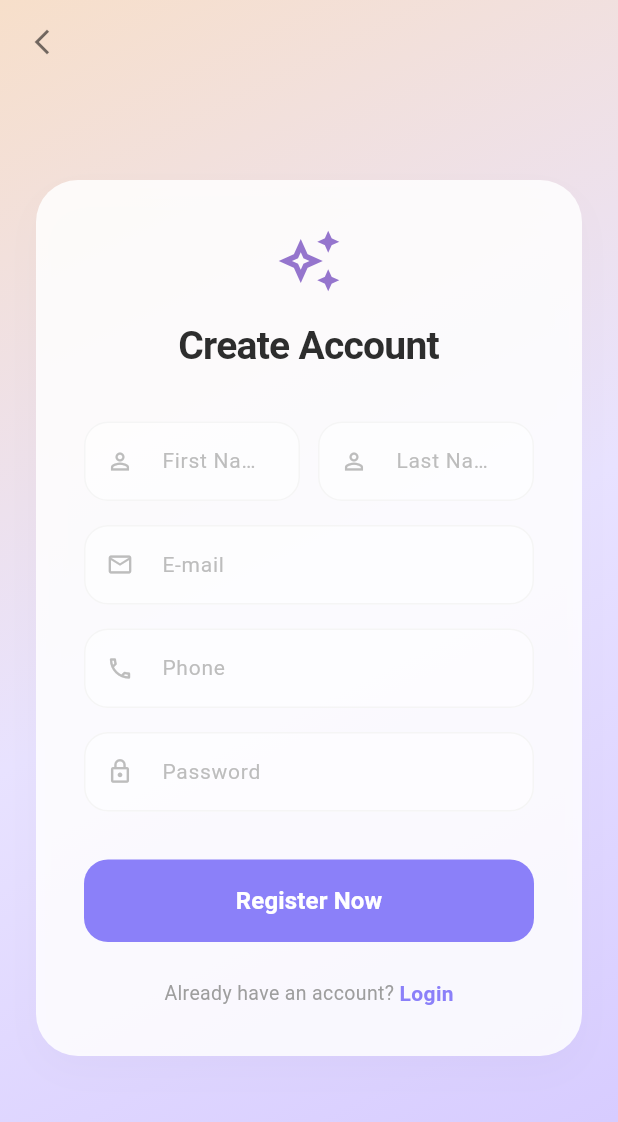
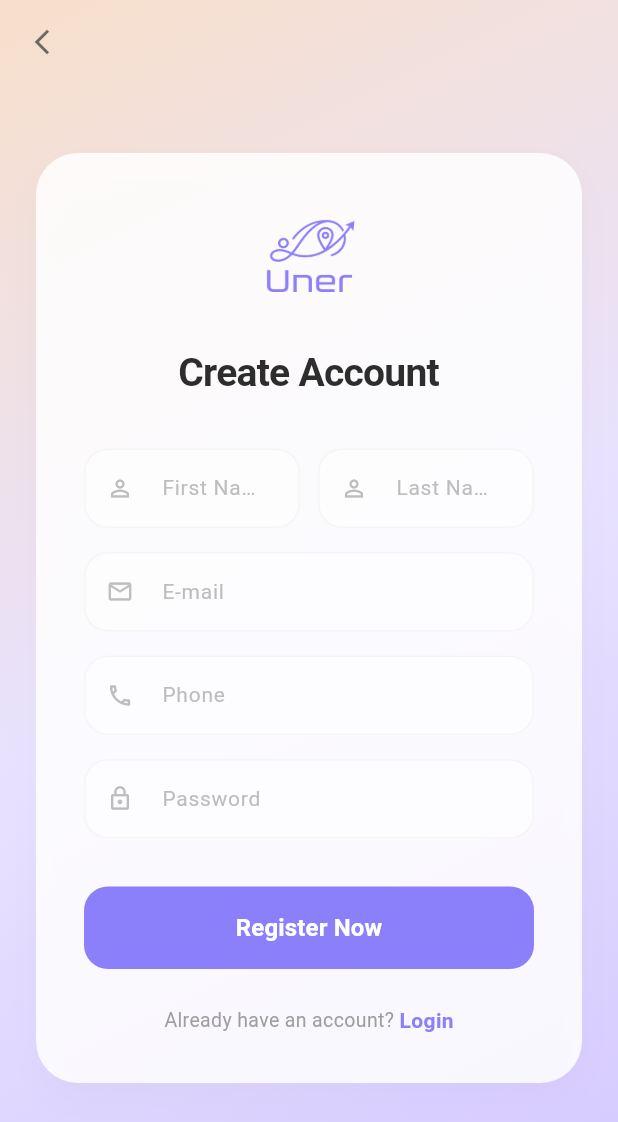
Before and after one commit to Juinuuuuw/VamoNessa, a Flutter app: the screen it shows after launch, after a tap on "Log In", after a tap on "Sign Up", on a phone screen of 412 x 824 dp. Shown: the top 1122 px of the screen. Run offline on Flutter 3.47's test engine with Material 3 defaults, Android fonts, the phone set to English and light mode, and no system bars; our stand-ins replace cloud_firestore, firebase_auth, firebase_core, firebase_storage, image_picker, shared_preferences; accounts and stored records are empty.

Commit message:
Adicionado logo e tela de loading.

```diff
--- a/lib/main.dart
+++ b/lib/main.dart
@@ -8,6 +8,7 @@ import 'screens/create_event_screen.dart';
 import 'screens/event_details_screen.dart';
 import 'screens/profile_screen.dart';
 import 'screens/join_event_screen.dart';
+import 'screens/loading_screen.dart';
 import 'services/accessibility_settings.dart';
 import 'firebase_options.dart';
 
@@ -21,7 +22,6 @@ void main() async {
 class MyApp extends StatelessWidget {
   const MyApp({super.key});
 
-  // Tema padrão (modo claro com cores pasteis)
   ThemeData _defaultTheme() {
     return ThemeData(
       brightness: Brightness.light,
@@ -55,7 +55,6 @@ class MyApp extends StatelessWidget {
     );
   }
 
-  // Tema de alto contraste
   ThemeData _highContrastTheme() {
     return ThemeData(
       brightness: Brightness.dark,
@@ -124,14 +123,14 @@ class MyApp extends StatelessWidget {
               home: StreamBuilder<User?>(
                 stream: FirebaseAuth.instance.authStateChanges(),
                 builder: (context, snapshot) {
-                  if (snapshot.connectionState == ConnectionState.active) {
-                    final user = snapshot.data;
-                    if (user == null) return const LoginScreen();
-                    return const MainScreen();
+                  if (snapshot.connectionState == ConnectionState.waiting) {
+                    return const LoadingScreen(); // Tela de carregamento inicial
                   }
-                  return const Scaffold(
-                    body: Center(child: CircularProgressIndicator()),
-                  );
+                  final user = snapshot.data;
+                  if (user == null) {
+                    return const LoginScreen();
+                  }
+                  return const MainScreen();
                 },
               ),
               onGenerateRoute: (settings) {
--- /dev/null
+++ b/lib/screens/loading_screen.dart
@@ -0,0 +1,41 @@
+import 'package:flutter/material.dart';
+
+class LoadingScreen extends StatelessWidget {
+  final String? message;
+
+  const LoadingScreen({super.key, this.message});
+
+  @override
+  Widget build(BuildContext context) {
+    return Scaffold(
+      backgroundColor: Colors.white,
+      body: Center(
+        child: Column(
+          mainAxisAlignment: MainAxisAlignment.center,
+          children: [
+            Image.asset(
+              'assets/images/logo_loading.png',
+              width: 120,
+              height: 120,
+            ),
+            const SizedBox(height: 24),
+            if (message != null)
+              Text(
+                message!,
+                style: const TextStyle(
+                  fontSize: 14,
+                  color: Colors.grey,
+                  fontWeight: FontWeight.w500,
+                ),
+              ),
+            const SizedBox(height: 32),
+            const CircularProgressIndicator(
+              valueColor: AlwaysStoppedAnimation<Color>(Color(0xFF8B80F9)),
+              strokeWidth: 3,
+            ),
+          ],
+        ),
+      ),
+    );
+  }
+}
--- a/lib/screens/login_screen.dart
+++ b/lib/screens/login_screen.dart
@@ -3,6 +3,7 @@ import 'package:flutter/material.dart';
 import '../services/auth_service.dart';
 import 'signup_screen.dart';
 import 'main_screen.dart';
+import 'loading_screen.dart';
 
 class LoginScreen extends StatefulWidget {
   const LoginScreen({super.key});
@@ -36,19 +37,44 @@ class _LoginScreenState extends State<LoginScreen> {
       _errorMessage = null;
     });
 
+    // Exibe a tela de carregamento
+    Navigator.push(
+      context,
+      MaterialPageRoute(builder: (context) => const LoadingScreen(message: 'Fazendo login...')),
+    );
+
+    final startTime = DateTime.now();
+
     try {
       final User? user = await _authService.signIn(
         _emailController.text.trim(),
         _passwordController.text,
       );
 
+      // Garante tempo mínimo de 3 segundos
+      final elapsed = DateTime.now().difference(startTime).inMilliseconds;
+      final remaining = 3000 - elapsed;
+      if (remaining > 0) await Future.delayed(Duration(milliseconds: remaining));
+
+      // Remove a tela de loading
+      if (mounted) Navigator.pop(context);
+
       if (user != null && mounted) {
+        // Navega para a MainScreen
         Navigator.pushReplacement(
           context,
           MaterialPageRoute(builder: (context) => const MainScreen()),
         );
+      } else {
+        setState(() => _errorMessage = 'Falha no login.');
       }
     } on FirebaseAuthException catch (e) {
+      final elapsed = DateTime.now().difference(startTime).inMilliseconds;
+      final remaining = 3000 - elapsed;
+      if (remaining > 0) await Future.delayed(Duration(milliseconds: remaining));
+
+      if (mounted) Navigator.pop(context);
+
       String message = 'Erro ao fazer login.';
       if (e.code == 'user-not-found') {
         message = 'Nenhum usuário encontrado com este e-mail.';
@@ -61,11 +87,14 @@ class _LoginScreenState extends State<LoginScreen> {
       }
       setState(() => _errorMessage = message);
     } catch (e) {
+      final elapsed = DateTime.now().difference(startTime).inMilliseconds;
+      final remaining = 3000 - elapsed;
+      if (remaining > 0) await Future.delayed(Duration(milliseconds: remaining));
+
+      if (mounted) Navigator.pop(context);
       setState(() => _errorMessage = 'Ocorreu um erro inesperado.');
     } finally {
-      if (mounted) {
-        setState(() => _isLoading = false);
-      }
+      if (mounted) setState(() => _isLoading = false);
     }
   }
 
@@ -75,15 +104,14 @@ class _LoginScreenState extends State<LoginScreen> {
       body: Container(
         width: double.infinity,
         height: double.infinity,
-        // Gradiente de fundo suave já padronizado
         decoration: const BoxDecoration(
           gradient: LinearGradient(
             begin: Alignment.topLeft,
             end: Alignment.bottomRight,
             colors: [
-              Color(0xFFF7DFCA), // Bege claro
-              Color(0xFFE8E2FF), // Lilás médio
-              Color(0xFFD4C8FF), // Roxo suave
+              Color(0xFFF7DFCA),
+              Color(0xFFE8E2FF),
+              Color(0xFFD4C8FF),
             ],
           ),
         ),
@@ -108,8 +136,11 @@ class _LoginScreenState extends State<LoginScreen> {
                 child: Column(
                   mainAxisSize: MainAxisSize.min,
                   children: [
-                    // Ícone com a cor pastel do sistema (mesmo do SignUp)
-                    const Icon(Icons.auto_awesome_outlined, size: 44, color: Color(0xFF9575CD)),
+                    Image.asset(
+                      'assets/images/logo.png',
+                      width: 80,
+                      height: 80,
+                    ),
                     const SizedBox(height: 16),
                     const Text(
                       'Login',
@@ -151,7 +182,7 @@ class _LoginScreenState extends State<LoginScreen> {
                               height: 24,
                               child: Checkbox(
                                 value: _rememberMe,
-                                activeColor: const Color(0xFF8B80F9), // Checkbox na cor do sistema
+                                activeColor: const Color(0xFF8B80F9),
                                 shape: RoundedRectangleBorder(borderRadius: BorderRadius.circular(4)),
                                 onChanged: (value) => setState(() => _rememberMe = value ?? false),
                               ),
@@ -164,7 +195,7 @@ class _LoginScreenState extends State<LoginScreen> {
                           onPressed: () {},
                           child: const Text(
                             'Forgot Password?',
-                            style: TextStyle(fontSize: 12, fontWeight: FontWeight.bold, color: Color(0xFF8B80F9)) // Cor pastel
+                            style: TextStyle(fontSize: 12, fontWeight: FontWeight.bold, color: Color(0xFF8B80F9)),
                           ),
                         ),
                       ],
@@ -176,13 +207,13 @@ class _LoginScreenState extends State<LoginScreen> {
                       child: ElevatedButton(
                         onPressed: _isLoading ? null : _login,
                         style: ElevatedButton.styleFrom(
-                          backgroundColor: const Color(0xFF8B80F9), // Botão na cor roxo pastel principal
+                          backgroundColor: const Color(0xFF8B80F9),
                           shape: RoundedRectangleBorder(borderRadius: BorderRadius.circular(16)),
                           elevation: 0,
                         ),
                         child: _isLoading
-                          ? const CircularProgressIndicator(color: Colors.white)
-                          : const Text('Log In', style: TextStyle(color: Colors.white, fontSize: 16, fontWeight: FontWeight.w600)),
+                            ? const CircularProgressIndicator(color: Colors.white)
+                            : const Text('Log In', style: TextStyle(color: Colors.white, fontSize: 16, fontWeight: FontWeight.w600)),
                       ),
                     ),
                     const SizedBox(height: 24),
@@ -206,7 +237,7 @@ class _LoginScreenState extends State<LoginScreen> {
                           onTap: () => Navigator.push(context, MaterialPageRoute(builder: (context) => const SignUpScreen())),
                           child: const Text(
                             "Sign Up",
-                            style: TextStyle(fontSize: 13, fontWeight: FontWeight.bold, color: Color(0xFF8B80F9)) // Cor pastel
+                            style: TextStyle(fontSize: 13, fontWeight: FontWeight.bold, color: Color(0xFF8B80F9)),
                           ),
                         ),
                       ],
@@ -236,7 +267,7 @@ class _LoginScreenState extends State<LoginScreen> {
         hintText: label,
         hintStyle: TextStyle(color: Colors.grey.shade400, fontSize: 14),
         filled: true,
-        fillColor: Colors.white.withOpacity(0.5), // Fundo suavizado como no signup
+        fillColor: Colors.white.withOpacity(0.5),
         contentPadding: const EdgeInsets.symmetric(horizontal: 16, vertical: 16),
         suffixIcon: suffixIcon,
         border: OutlineInputBorder(
@@ -249,7 +280,7 @@ class _LoginScreenState extends State<LoginScreen> {
         ),
         focusedBorder: OutlineInputBorder(
           borderRadius: BorderRadius.circular(16),
-          borderSide: const BorderSide(color: Color(0xFFD4C8FF)), // Borda focada na cor pastel
+          borderSide: const BorderSide(color: Color(0xFFD4C8FF)),
         ),
       ),
     );
--- a/lib/screens/signup_screen.dart
+++ b/lib/screens/signup_screen.dart
@@ -1,6 +1,8 @@
 import 'package:firebase_auth/firebase_auth.dart';
 import 'package:flutter/material.dart';
 import '../services/auth_service.dart';
+import 'login_screen.dart';
+import 'loading_screen.dart';
 
 class SignUpScreen extends StatefulWidget {
   const SignUpScreen({super.key});
@@ -41,6 +43,13 @@ class _SignUpScreenState extends State<SignUpScreen> {
       _errorMessage = null;
     });
 
+    Navigator.push(
+      context,
+      MaterialPageRoute(builder: (context) => const LoadingScreen(message: 'Criando conta...')),
+    );
+
+    final startTime = DateTime.now();
+
     try {
       final User? user = await _authService.signUp(
         email: _emailController.text.trim(),
@@ -51,10 +60,26 @@ class _SignUpScreenState extends State<SignUpScreen> {
         phone: _phoneController.text.trim(),
       );
 
+      final elapsed = DateTime.now().difference(startTime).inMilliseconds;
+      final remaining = 3000 - elapsed;
+      if (remaining > 0) await Future.delayed(Duration(milliseconds: remaining));
+
+      if (mounted) Navigator.pop(context);
+
       if (user != null && mounted) {
-        Navigator.pop(context);
+        Navigator.pushReplacement(
+          context,
+          MaterialPageRoute(builder: (context) => const LoginScreen()),
+        );
+      } else {
+        setState(() => _errorMessage = 'Erro ao criar conta.');
       }
     } catch (e) {
+      final elapsed = DateTime.now().difference(startTime).inMilliseconds;
+      final remaining = 3000 - elapsed;
+      if (remaining > 0) await Future.delayed(Duration(milliseconds: remaining));
+
+      if (mounted) Navigator.pop(context);
       setState(() => _errorMessage = 'Erro ao criar conta. Tente novamente.');
     } finally {
       if (mounted) setState(() => _isLoading = false);
@@ -81,13 +106,13 @@ class _SignUpScreenState extends State<SignUpScreen> {
             begin: Alignment.topLeft,
             end: Alignment.bottomRight,
             colors: [
-              Color(0xFFF7DFCA), // Pastel Peach
-              Color(0xFFE8E2FF), // Pastel Lavender
-              Color(0xFFD4C8FF), // Soft Purple
+              Color(0xFFF7DFCA),
+              Color(0xFFE8E2FF),
+              Color(0xFFD4C8FF),
             ],
           ),
         ),
-        child: Center( // Center garante que o box fique na mesma posição do Login
+        child: Center(
           child: SingleChildScrollView(
             padding: const EdgeInsets.symmetric(horizontal: 24),
             child: Container(
@@ -108,11 +133,10 @@ class _SignUpScreenState extends State<SignUpScreen> {
                 child: Column(
                   mainAxisSize: MainAxisSize.min,
                   children: [
-                    // Espaço reservado para a Logo (Substituindo o ícone anterior)
-                    const Icon(
-                      Icons.auto_awesome_outlined,
-                      size: 44,
-                      color: Color(0xFF9575CD), // Roxo pastel
+                    Image.asset(
+                      'assets/images/logo.png',
+                      width: 80,
+                      height: 80,
                     ),
                     const SizedBox(height: 16),
                     const Text(
@@ -179,7 +203,7 @@ class _SignUpScreenState extends State<SignUpScreen> {
                       child: ElevatedButton(
                         onPressed: _isLoading ? null : _register,
                         style: ElevatedButton.styleFrom(
-                          backgroundColor: const Color(0xFF8B80F9), // Roxo pastel do sistema
+                          backgroundColor: const Color(0xFF8B80F9),
                           shape: RoundedRectangleBorder(borderRadius: BorderRadius.circular(16)),
                           elevation: 0,
                         ),
@@ -187,11 +211,7 @@ class _SignUpScreenState extends State<SignUpScreen> {
                             ? const CircularProgressIndicator(color: Colors.white)
                             : const Text(
                                 'Register Now',
-                                style: TextStyle(
-                                  color: Colors.white,
-                                  fontSize: 16,
-                                  fontWeight: FontWeight.w600
-                                ),
+                                style: TextStyle(color: Colors.white, fontSize: 16, fontWeight: FontWeight.w600),
                               ),
                       ),
                     ),
@@ -204,7 +224,7 @@ class _SignUpScreenState extends State<SignUpScreen> {
                           onTap: () => Navigator.pop(context),
                           child: const Text(
                             "Login",
-                            style: TextStyle(fontWeight: FontWeight.bold, color: Color(0xFF8B80F9))
+                            style: TextStyle(fontWeight: FontWeight.bold, color: Color(0xFF8B80F9)),
                           ),
                         ),
                       ],
```
Also changed, not shown: pubspec.yaml (+3 -5 lines), assets/images/logo.png (added), assets/images/logo_loading.png (added).
